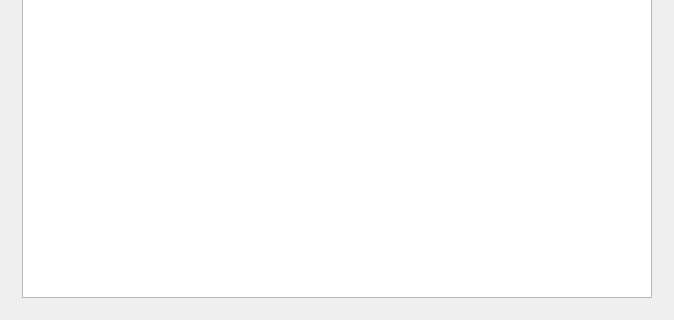
Before: the Qt Designer form source/VIEW/DIALOGS/coloringSettingsDialog.ui in BALL-Project/ball, drawn with Qt 5; both pictures show x 0 to 674 and y 144 to 464 of the 674 by 464 pixel window.
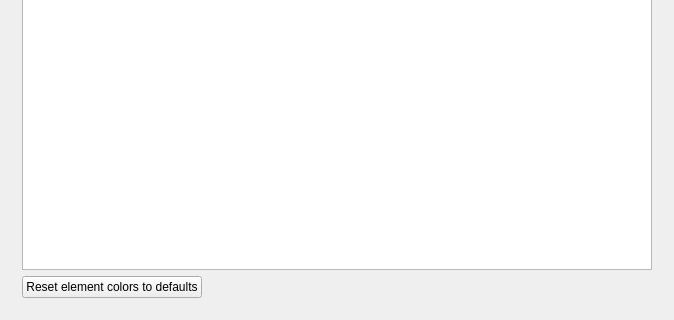
After: the same form once the commit is applied. The open tabs and pages were chosen to show the change. Custom widgets are drawn as their Qt base class.

Commit message:
feat(04.1-02): add reset_elements_button to coloringSettingsDialog.ui
- Add QPushButton named reset_elements_button to verticalLayout_10
  under the Element page, below element_table_
- Wrapped in QHBoxLayout with spacer to left-align the button
- Text: "Reset element colors to defaults"
- Tooltip identifies Phase 4.1 / D-02 origin
- No autoconnect in .ui — wired via SIGNAL/SLOT in constructor (Task 3)

```diff
--- a/source/VIEW/DIALOGS/coloringSettingsDialog.ui
+++ b/source/VIEW/DIALOGS/coloringSettingsDialog.ui
@@ -28,6 +28,33 @@
          </attribute>
         </widget>
        </item>
+       <item>
+        <layout class="QHBoxLayout" name="horizontalLayout_reset_elements">
+         <item>
+          <widget class="QPushButton" name="reset_elements_button">
+           <property name="toolTip">
+            <string>Reset element colors to compiled defaults (Phase 4.1 — D-02)</string>
+           </property>
+           <property name="text">
+            <string>Reset element colors to defaults</string>
+           </property>
+          </widget>
+         </item>
+         <item>
+          <spacer name="horizontalSpacer_reset_elements">
+           <property name="orientation">
+            <enum>Qt::Horizontal</enum>
+           </property>
+           <property name="sizeHint" stdset="0">
+            <size>
+             <width>40</width>
+             <height>20</height>
+            </size>
+           </property>
+          </spacer>
+         </item>
+        </layout>
+       </item>
       </layout>
      </widget>
      <widget class="QWidget" name="Residue_Index">
```
